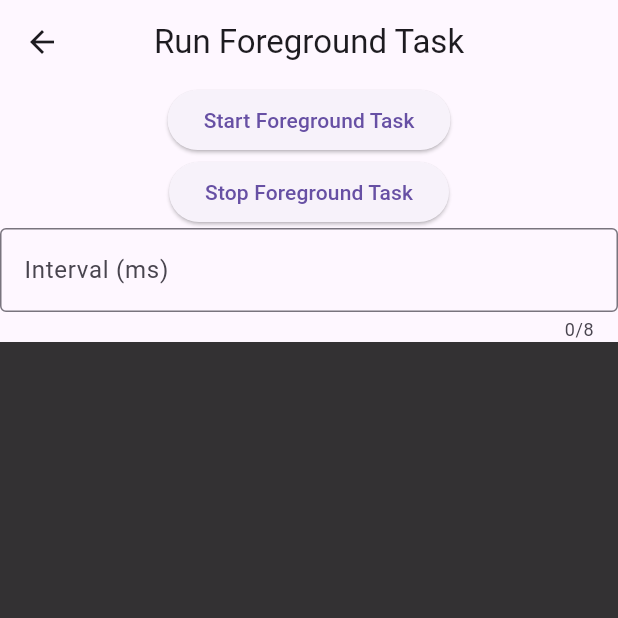
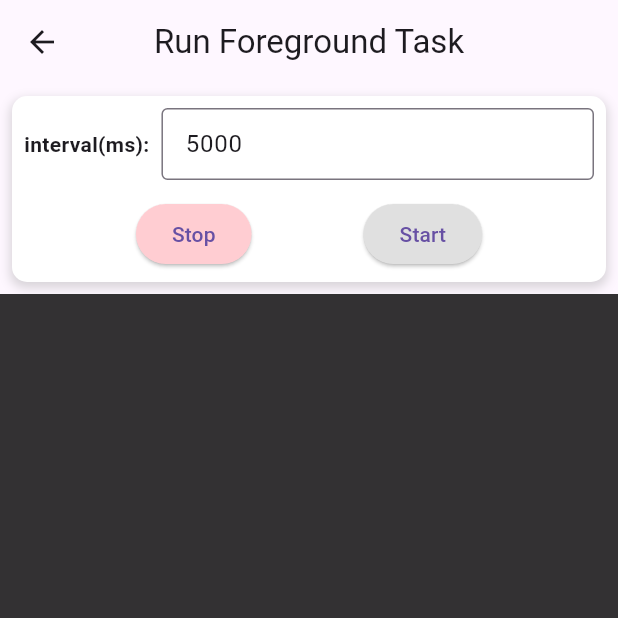
Before and after one commit to hasanisaeed/always-awake-flutter, a Flutter app: the RealTimeLocationPage screen opened by its route, on a phone screen of 412 x 824 dp, the top half of it. Run offline on Flutter 3.47's test engine with Material 3 defaults, Android fonts, the phone set to English and light mode, and no system bars; our stand-ins replace geolocator, sqflite; missing offline and left inert: flutter_foreground_task; accounts and stored records are empty.

Commit message:
Set interval value manually

```diff
--- a/lib/handler.dart
+++ b/lib/handler.dart
@@ -16,7 +16,7 @@ class CustomTaskHandler extends TaskHandler {
   late Websocket websocket;
   LocationService locationService = LocationService();
 
-  int count = 0;
+  int count = 1;
 
   @override
   void onStart(DateTime timestamp, SendPort? sendPort) async {
--- a/lib/pages/manual_location_page.dart
+++ b/lib/pages/manual_location_page.dart
@@ -22,6 +22,10 @@ class _ManualLocationPageState extends State<ManualLocationPage> {
   @override
   void initState() {
     super.initState();
+    _initWebSocket();
+  }
+
+  void _initWebSocket() {
     websocket =
         Websocket(path: 'v3/1', params: {'api_key': API_KEY, 'notify_self': 1});
   }
--- a/lib/pages/realtime_location_page.dart
+++ b/lib/pages/realtime_location_page.dart
@@ -1,6 +1,7 @@
 import 'dart:developer';
 import 'dart:io';
 import 'dart:isolate';
+import 'package:flutter/services.dart';
 import 'package:flutter_foreground_task/flutter_foreground_task.dart';
 
 import 'package:flutter/material.dart';
@@ -20,9 +21,9 @@ class RealTimeLocationPage extends StatefulWidget {
 }
 
 class _RealTimeLocationPageState extends State<RealTimeLocationPage> {
-  int _interval = 5000; // 5 seconds
   ReceivePort? _receivePort;
   List<Map<String, dynamic>> locationList = [];
+  static int interval = 5000;
   final TextEditingController _intervalController = TextEditingController();
   final ScrollController _scrollController = ScrollController();
 
@@ -48,7 +49,7 @@ class _RealTimeLocationPageState extends State<RealTimeLocationPage> {
     }
   }
 
-  void _initForegroundTask({int interval = 5000}) {
+  void _initForegroundTask() {
     log(">> Current interval is $interval");
     FlutterForegroundTask.init(
       androidNotificationOptions: AndroidNotificationOptions(
@@ -142,7 +143,7 @@ class _RealTimeLocationPageState extends State<RealTimeLocationPage> {
   @override
   void initState() {
     super.initState();
-
+    _intervalController.text = interval.toString();
     WidgetsBinding.instance.addPostFrameCallback((_) async {
       await _requestPermissionForAndroid();
       _initForegroundTask();
@@ -189,56 +190,87 @@ class _RealTimeLocationPageState extends State<RealTimeLocationPage> {
           title: const Text('Run Foreground Task'),
           centerTitle: true,
         ),
-        body: _buildContentView(),
+        body: _buildCombinedView(),
       ),
     );
   }
 
   Widget _buildContentView() {
-    buttonBuilder(String text, {VoidCallback? onPressed}) {
+    Widget customButton(String text, Color color, {VoidCallback? onPressed}) {
       return ElevatedButton(
         onPressed: onPressed,
+        style: ElevatedButton.styleFrom(backgroundColor: color),
         child: Text(text),
       );
     }
 
-    TextField intervalTextField() {
-      return TextField(
+    Widget intervalRow() {
+      return Row(
+        children: [
+          // Interval label
+          const Text(
+            'interval(ms):',
+            style: TextStyle(fontWeight: FontWeight.bold),
+          ),
+          const SizedBox(width: 8),
+          Expanded(
+            child: TextField(
               controller: _intervalController,
               keyboardType: TextInputType.number,
               maxLength: 8,
+              maxLengthEnforcement: MaxLengthEnforcement.none,
               decoration: const InputDecoration(
-          labelText: 'Interval (ms)',
+                counterText: '',
                 hintText: 'Enter a max 8-digit interval',
                 border: OutlineInputBorder(),
+                contentPadding: EdgeInsets.symmetric(horizontal: 12),
               ),
-        onChanged: (value) async {
-          if (value.isNotEmpty) {
-            final newInterval = int.tryParse(value);
-            if (newInterval != null) {
-              setState(() {
-                _interval = newInterval;
-              });
-              if (await FlutterForegroundTask.isRunningService) {
-                _stopForegroundTask().then((_) {
-                  _initForegroundTask(
-                      interval: _interval); // Re-initialize with new interval
-                  _startForegroundTask(); // Restart the task
-                });
-              }
-            }
-          }
-        },
+            ),
+          ),
+        ],
       );
     }
 
-    return Column(
+    Widget buttonsRow() {
+      return Row(
+        mainAxisAlignment: MainAxisAlignment.spaceEvenly,
         children: [
-        buttonBuilder('Start Foreground Task', onPressed: _startForegroundTask),
-        buttonBuilder('Stop Foreground Task', onPressed: _stopForegroundTask),
-        intervalTextField(),
-        Expanded(child: _buildLoggerView()),
+          customButton('Stop', Colors.red.shade100,
+              onPressed: _stopForegroundTask),
+          customButton('Start', Colors.grey.shade300, onPressed: () async {
+            setState(() {
+              interval = int.parse(_intervalController.text);
+            });
+            await _stopForegroundTask();
+            _initForegroundTask();
+            await _startForegroundTask();
+          }),
         ],
+      );
+    }
+
+    return Container(
+      padding: const EdgeInsets.all(8),
+      margin: const EdgeInsets.all(8),
+      decoration: BoxDecoration(
+        color: Colors.white,
+        borderRadius: BorderRadius.circular(10),
+        boxShadow: [
+          BoxShadow(
+            color: Colors.grey.withOpacity(0.4),
+            spreadRadius: 1,
+            blurRadius: 5,
+            offset: const Offset(0, 3),
+          ),
+        ],
+      ),
+      child: Column(
+        children: [
+          intervalRow(),
+          const SizedBox(height: 12),
+          buttonsRow(),
+        ],
+      ),
     );
   }
 
@@ -261,14 +293,13 @@ class _RealTimeLocationPageState extends State<RealTimeLocationPage> {
                     style: const TextStyle(color: Colors.amber, fontSize: 10),
                   ),
                   TextSpan(
-                      text: "Current: (${location['latitude']}, ${location['longitude']}) ",
+                    text:
+                        "Current: (${location['latitude']}, ${location['longitude']}) ",
                     style: const TextStyle(color: Colors.white, fontSize: 12),
                   ),
                 ],
               ),
-              )
-
-            ),
+            )),
           );
         },
         separatorBuilder: (context, index) => Container(
@@ -282,4 +313,14 @@ class _RealTimeLocationPageState extends State<RealTimeLocationPage> {
     );
   }
 
+  Widget _buildCombinedView() {
+    return Column(
+      children: [
+        _buildContentView(),
+        Expanded(
+          child: _buildLoggerView(),
+        ),
+      ],
+    );
   }
+}
--- a/lib/services/websocket_service.dart
+++ b/lib/services/websocket_service.dart
@@ -1,4 +1,5 @@
 import 'dart:convert';
+import 'dart:developer';
 
 import 'package:web_socket_channel/status.dart' as status;
 import 'package:web_socket_channel/web_socket_channel.dart';
@@ -15,7 +16,11 @@ class Websocket {
     String uriString = "$protocol://$host/$path" +
         (queryString.isNotEmpty ? "?$queryString" : "");
 
-    channel = WebSocketChannel.connect(Uri.parse(uriString));
+    try {
+      channel = WebSocketChannel.connect(Uri.parse(uriString));
+    } catch (e) {
+      log(">> Could not connect to the websocket: $uriString");
+    }
   }
 
   void disconnect() {
```
Lines whose indentation alone changed are shown as unchanged.
